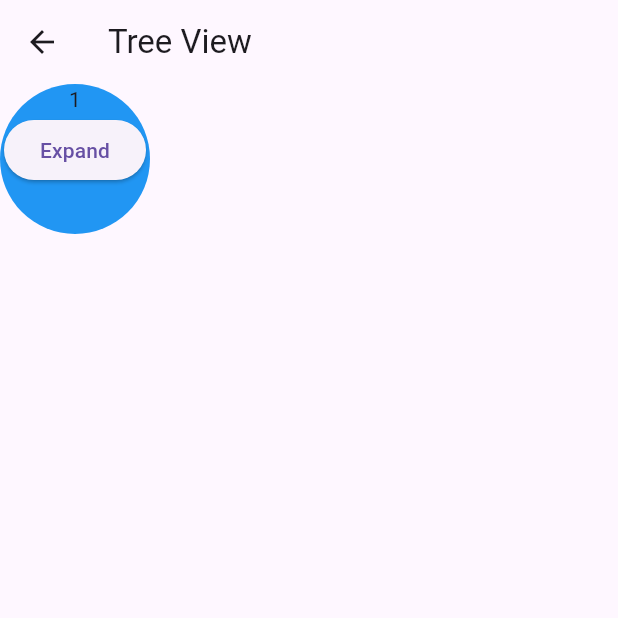
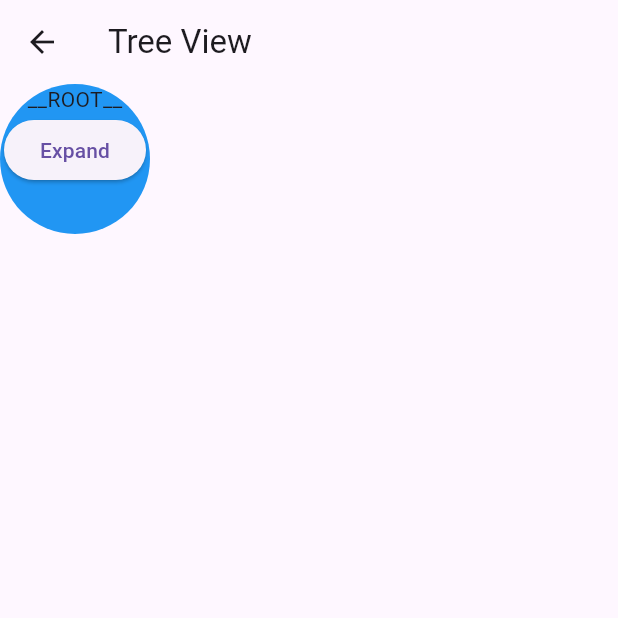
Before and after one commit to ryoga404/2025-app, a Flutter app: the InAppWebviewSample screen opened by its route, after a tap on the "account tree" icon, on a phone screen of 412 x 824 dp, the top half of it. Run offline on Flutter 3.47's test engine with Material 3 defaults, Android fonts, the phone set to English and light mode, and no system bars; our stand-ins replace freezed_annotation, go_router, hooks_riverpod; missing offline and left inert: flutter_inappwebview.

Commit message:
ノードの受け渡し処理実装。画面表示に難。別Issueで対応

```diff
--- a/web_browser/lib/browser/browser_controller.dart
+++ b/web_browser/lib/browser/browser_controller.dart
@@ -223,13 +223,6 @@ class BrowserController {
             }
           },
         ),
-        FloatingActionButton(
-          heroTag: "goGraphButton",
-          child: const Icon(Icons.arrow_back),
-          onPressed: () {
-            TreeViewRoute($extra: _currentNode).go(context);
-          },
-        ),
         const SizedBox(height: 16),
         // --- ノード追加切替スイッチ ---
         // Rowで2つの操作（切替ボタンとスイッチ）を横並びに表示
--- a/web_browser/lib/tree_view/treeview.dart
+++ b/web_browser/lib/tree_view/treeview.dart
@@ -29,7 +29,7 @@ class TreeView extends HookConsumerWidget {
         boundaryMargin: EdgeInsets.all(100),
         maxScale: 1000,
         minScale: 0.001,
-        child: TreeDivision(key: UniqueKey(), node: mockedNode(10, 3)),
+        child: TreeDivision(key: UniqueKey(), node: rootNode),
       ),
     );
   }
```
